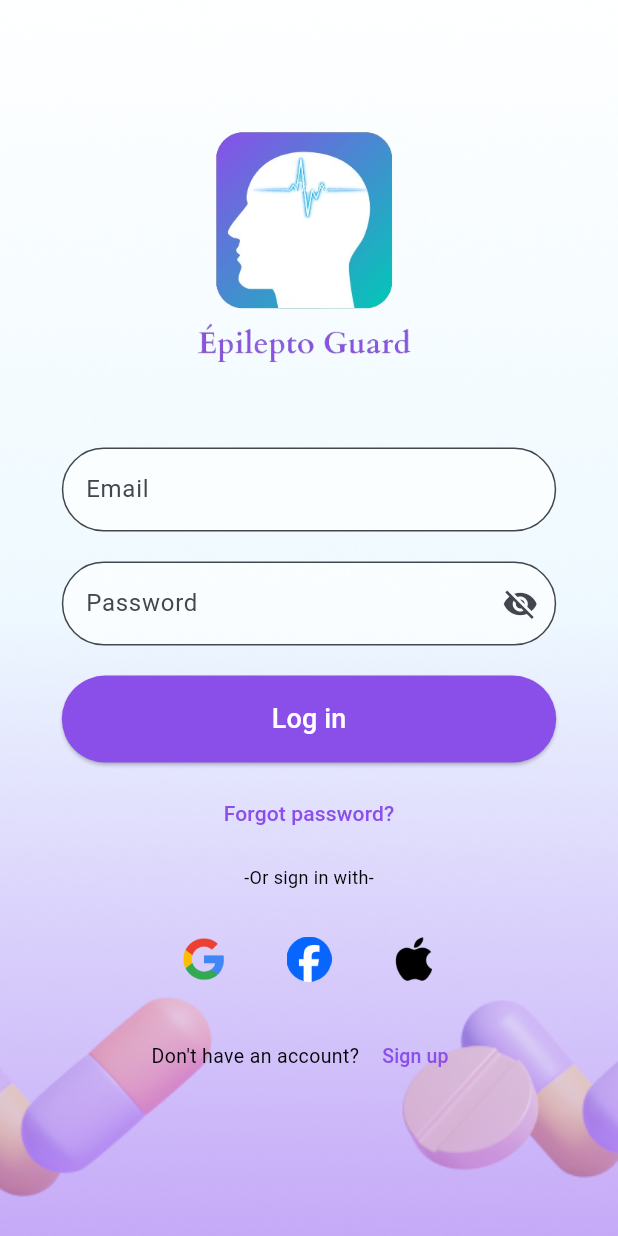
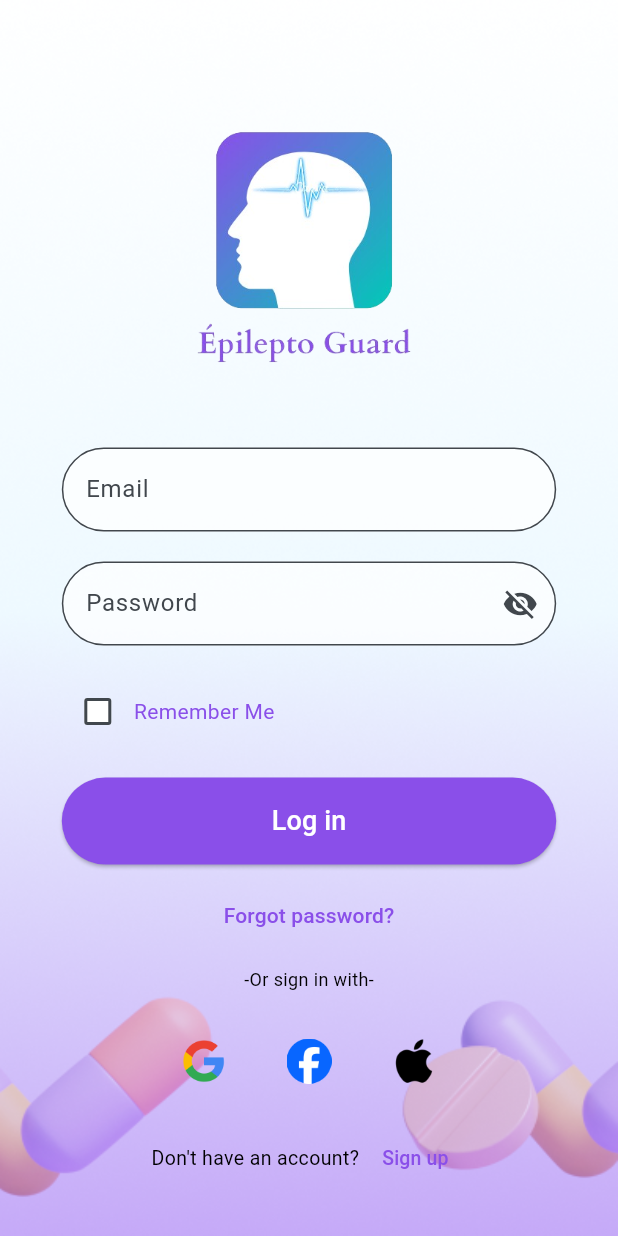
Before and after one commit to DevDreamPIM/Flutter, a Flutter app: the screen it shows after launch, after a tap on "Log in", on a phone screen of 412 x 824 dp. Run offline on Flutter 3.47's test engine with Material 3 defaults, Android fonts, the phone set to English and light mode, and no system bars; drawn by our look-alikes of flutter_form_builder; our stand-ins replace fl_chart, flutter_bluetooth_serial, flutter_map, flutter_rating_bar, flutter_secure_storage, google_sign_in and 8 more; missing offline and left inert: flutter_picker; network calls fail.

```diff
--- a/lib/Screens/User/loginScreen.dart
+++ b/lib/Screens/User/loginScreen.dart
@@ -4,6 +4,7 @@ import 'package:epilepto_guard/Services/userWebService.dart';
 import 'package:flutter/material.dart';
 import 'package:flutter_form_builder/flutter_form_builder.dart';
 import 'package:flutter_secure_storage/flutter_secure_storage.dart';
+import 'package:google_sign_in/google_sign_in.dart';
 
 import '../HomeScreen.dart';
 
@@ -16,7 +17,23 @@ class LoginScreen extends StatefulWidget {
 
 class _LoginScreenState extends State<LoginScreen> {
   bool _passwordVisible = false;
+  bool _rememberMe = false;
   final _formKey = GlobalKey<FormBuilderState>();
+  final _googleSignIn = GoogleSignIn(
+    clientId:
+        '485905293101-t2vlph7ob8tpotsmnofgo1qi19dusi58.apps.googleusercontent.com',
+    scopes: <String>['email', 'profile', 'openid'],
+  );
+  @override
+  void initState() {
+    final _googleSignIn = GoogleSignIn(
+      clientId:
+          '485905293101-aah8f4uhq456u7aqdl2s7gmbuq7lo32s.apps.googleusercontent.com',
+      scopes: <String>['email', 'profile', 'openid'],
+    );
+
+    super.initState();
+  }
 
   @override
   Widget build(BuildContext context) {
@@ -104,28 +121,73 @@ class _LoginScreenState extends State<LoginScreen> {
                           },
                         ),
                         SizedBox(height: 20),
+                        // Remember Me checkbox
+                        Row(
+                          children: [
+                            Checkbox(
+                              value: _rememberMe,
+                              onChanged: (value) {
+                                setState(() {
+                                  _rememberMe = value!;
+                                });
+                              },
+                              // Customize the color of the checkbox
+                              fillColor:
+                                  MaterialStateProperty.resolveWith<Color?>(
+                                (Set<MaterialState> states) {
+                                  if (states.contains(MaterialState.selected)) {
+                                    return const Color(
+                                        0xFF8A4FE9); // Selected color
+                                  }
+                                  return Colors.white; // Unselected color
+                                },
+                              ),
+                            ),
+                            // Customize the color of the text
+                            Text(
+                              'Remember Me',
+                              style: TextStyle(
+                                color: const Color(0xFF8A4FE9),
+                              ),
+                            ),
+                          ],
+                        ),
+
+                        SizedBox(height: 20),
                         // Login button
 
                         Container(
                           width: double.infinity, // Extends to both sides
                           child: ElevatedButton(
-                            onPressed: () {
+                            onPressed: () async {
                               // Add login functionality
                               if (_formKey.currentState!.saveAndValidate()) {
+                                final email =
+                                    _formKey.currentState!.value['email'];
+                                final password =
+                                    _formKey.currentState!.value['password'];
 
+                                // Check the state of the "Remember Me" checkbox
+                                if (_rememberMe) {
+                                  // Save user's email and password to secure storage
+                                  final storage = FlutterSecureStorage();
+                                  await storage.write(
+                                      key: 'email', value: email);
+                                  await storage.write(
+                                      key: 'password', value: password);
+                                } else {
+                                  // Clear saved user's email and password
+                                  final storage = FlutterSecureStorage();
+                                  await storage.delete(key: 'email');
+                                  await storage.delete(key: 'password');
+                                }
+
+                                // Proceed with login
                                 UserWebService()
-                                    .login(
-                                        context,
-                                        _formKey.currentState!.value['email'],
-                                        _formKey
-                                            .currentState!.value['password'])
+                                    .login(context, email, password)
                                     .then((value) async {
                                   if (value) {
-                                    // Save user data to secure storage
-                                    const storage = FlutterSecureStorage();
-                                    var data = await storage.read(key: "token");
-                                    print(data);
-
+                                    // Navigate to home screen after successful login
                                     Navigator.of(context).push(
                                         MaterialPageRoute(
                                             builder: (context) =>
@@ -173,8 +235,48 @@ class _LoginScreenState extends State<LoginScreen> {
                           children: [
                             // Google sign in button
                             InkWell(
-                              onTap: () {
+                              onTap: () async {
+                                final creds = await _googleSignIn.signIn();
+                                if (creds == null) {
+                                  debugPrint('Could not Sign in');
+                                } else {
+                                  debugPrint('Signed in Successfully');
+                                  print(creds.email);
+                                  final googleKey = await creds.authentication;
+
+                                  FlutterSecureStorage().write(
+                                      key: 'token',
+                                      value: googleKey.accessToken);
+
+                                  final fullName = creds
+                                      .displayName; // Assuming creds is the GoogleSignInAccount
+                                  final List<String> parts =
+                                      fullName!.split(' ');
+                                  String firstName = '';
+                                  String lastName = '';
+
+                                  if (parts.isNotEmpty) {
+                                    // First part is the first name
+                                    firstName = parts.first;
+
+                                    // Last part (if exists) and everything after it is the last name
+                                    if (parts.length > 1) {
+                                      lastName = parts.sublist(1).join(' ');
+                                    }
+                                  }
+                                  FlutterSecureStorage()
+                                      .write(key: 'email', value: creds.email);
+                                  FlutterSecureStorage().write(
+                                      key: 'firstName', value: firstName);
+                                  FlutterSecureStorage()
+                                      .write(key: 'lastName', value: lastName);
+                                  Navigator.of(context).push(MaterialPageRoute(
+                                      builder: (context) => HomeScreen()));
+                                }
                                 // Add Google sign in functionality
+                                /*UserWebService().handleGoogleSignIn().then((value) async {
+
+                                });*/
                               },
                               child: Padding(
                                 padding: EdgeInsets.symmetric(
--- a/lib/Services/userWebService.dart
+++ b/lib/Services/userWebService.dart
@@ -4,8 +4,10 @@ import 'package:epilepto_guard/Utils/Constantes.dart';
 import 'package:epilepto_guard/Utils/rescrueStorage.dart';
 import 'package:http/http.dart' as http;
 import 'package:flutter/material.dart';
+import 'package:google_sign_in/google_sign_in.dart';
+class UserWebService {
+  final GoogleSignIn googleSignIn = GoogleSignIn();
 
-class UserWebService {
   Future<bool> registerUser(
       String firstName,
       String lastName,
@@ -285,8 +287,7 @@ class UserWebService {
     }
   }
 
-  Future<void> updateMedicalFile(
-       String token, BuildContext context) async {
+  Future<void> updateMedicalFile(String token, BuildContext context) async {
     final url = Uri.parse(
         '${Constantes.URL_API}${Constantes.URL_API_USER}/updateMedicalFile');
     final response = await http.put(
@@ -308,7 +309,8 @@ class UserWebService {
     }
   }
 
-Future<User?> getMedicalFile(String token, String id,BuildContext context) async {
+  Future<User?> getMedicalFile(
+      String token, String id, BuildContext context) async {
     final url = Uri.parse(
         '${Constantes.URL_API}${Constantes.URL_API_USER}/getMedicalFile');
     final response = await http.get(
@@ -320,7 +322,6 @@ Future<User?> getMedicalFile(String token, String id,BuildContext context) async
     );
 
     if (response.statusCode == 200) {
-
       print('Medical file retrieved successfully!');
       print(response.body);
       return User.fromJson(json.decode(response.body));
@@ -331,4 +332,49 @@ Future<User?> getMedicalFile(String token, String id,BuildContext context) async
     }
   }
 
+ /* Future<void> handleGoogleSignIn() async {
+    try {
+      final _clientIDweb =
+          '485905293101-t2vlph7ob8tpotsmnofgo1qi19dusi58.apps.googleusercontent.com';
+
+      //final _googleLogout = await _googleSignIn.signOut();
+
+      //final GoogleSignInCredentials? googleSignInAccount = await _googleSignIn.signInOnline();
+
+      if (googleSignInAccount != null) {
+        // Retrieve authentication credentials
+        final  googleSignInAuthentication = await googleSignInAccount.accessToken;
+
+        // Retrieve user's email
+        final idToken = googleSignInAccount.idToken;
+
+       // print(email);
+        // Retrieve Google ID token
+
+        print(idToken);
+
+        // Send the authentication credentials (idToken and email) to your backend for verification
+        final response = await http.post(
+          Uri.parse(
+              '${Constantes.URL_API}${Constantes.URL_API_USER}/googleSignIn'), // Replace with your backend URL
+          body: {
+            'idToken': idToken,
+            //'email': email,
+          },
+        );
+
+        if (response.statusCode == 200) {
+          // Handle successful authentication
+          // Navigate to main app screen upon successful authentication
+        } else {
+          // Handle server errors
+          print(
+              'Failed to authenticate with Google. Server returned ${response.statusCode}');
+        }
+      }
+    } catch (error) {
+      // Handle sign-in errors
+      print('Error signing in with Google: $error');
+    }
+  }*/
 }
--- a/pubspec.yaml
+++ b/pubspec.yaml
@@ -33,7 +33,6 @@ dependencies:
   flutter_rating_bar: ^4.0.0
   flutter_map: ^6.1.0
 
-
   # The following adds the Cupertino Icons font to your application.
   # Use with the CupertinoIcons class for iOS style icons.
   cupertino_icons: ^1.0.2
@@ -50,12 +49,11 @@ dependencies:
   fl_chart: ^0.66.2
   pie_chart: ^5.4.0
   flutter_picker: ^2.1.0
-
-
+  google_sign_in: ^6.2.1
+  url_launcher: ^6.2.5
 dev_dependencies:
   flutter_test:
     sdk: flutter
-
 
   # The "flutter_lints" package below contains a set of recommended lints to
   # encourage good coding practices. The lint set provided by the package is
```
Also changed, not shown: lib/Screens/UserProfil/profileScreen.dart (+8 -5 lines), pubspec.lock, 7 other files.
